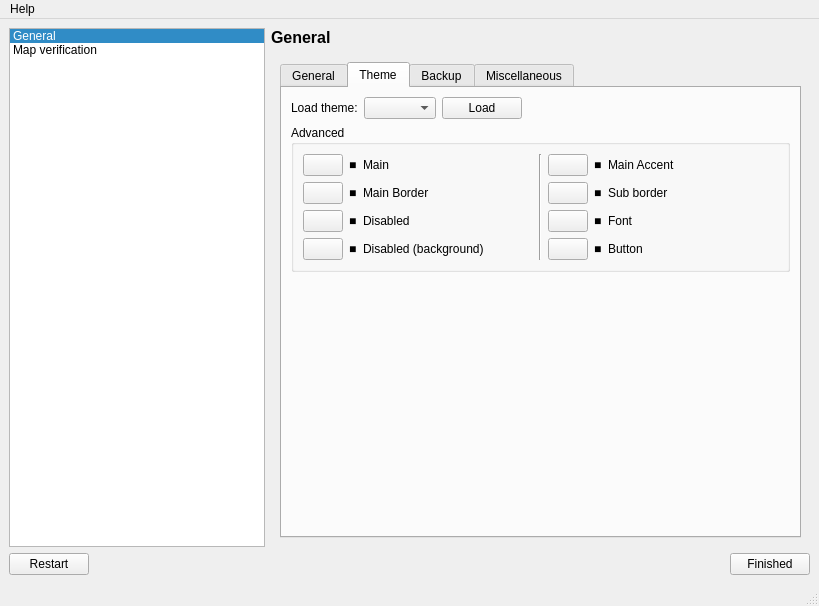
Before: the Qt Designer form OTModules/OTGeneric/wpreferences.ui in pietr26/OMSI-Tools, drawn with Qt 5.
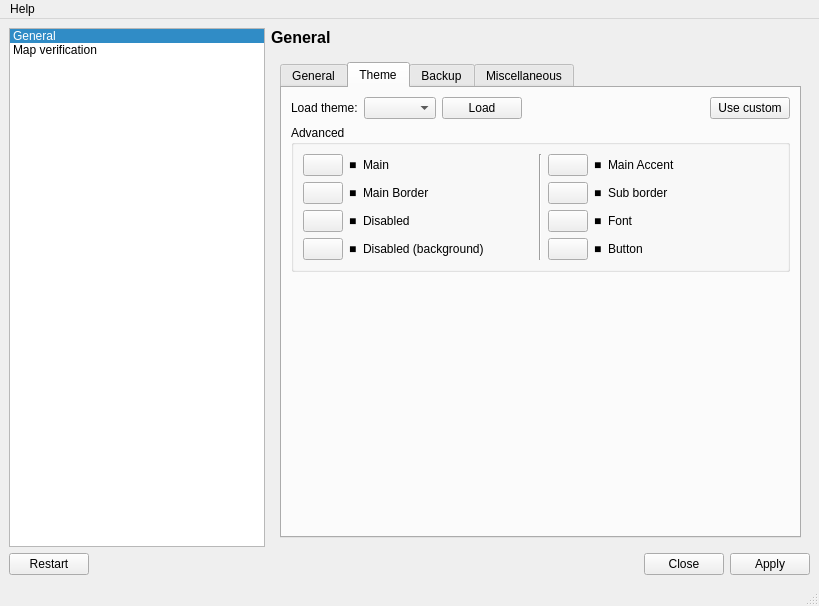
After: the same form once the commit is applied. The open tabs and pages were chosen to show the change. Icons and pictures are not drawn.

Commit message: Added save button to settings

What changed in the file:
```diff
--- a/OTModules/OTGeneric/wpreferences.ui
+++ b/OTModules/OTGeneric/wpreferences.ui
@@ -308,6 +308,17 @@
                     </property>
                    </spacer>
                   </item>
+                  <item>
+                   <widget class="QPushButton" name="btnUseCustomTheme">
+                    <property name="text">
+                     <string>Use custom</string>
+                    </property>
+                    <property name="icon">
+                     <iconset resource="../../ressources.qrc">
+                      <normaloff>:/rec/data/icons/iconBroom.svg</normaloff>:/rec/data/icons/iconBroom.svg</iconset>
+                    </property>
+                   </widget>
+                  </item>
                  </layout>
                 </item>
                 <item>
@@ -1007,11 +1018,22 @@
       <item>
        <widget class="QPushButton" name="btnClose">
         <property name="text">
-         <string>Finished</string>
+         <string>Close</string>
         </property>
         <property name="icon">
          <iconset resource="../../ressources.qrc">
-          <normaloff>:/rec/data/icons/iconCheck.svg</normaloff>:/rec/data/icons/iconCheck.svg</iconset>
+          <normaloff>:/rec/data/icons/iconDelete.svg</normaloff>:/rec/data/icons/iconDelete.svg</iconset>
+        </property>
+       </widget>
+      </item>
+      <item>
+       <widget class="QPushButton" name="btnSave">
+        <property name="text">
+         <string>Apply</string>
+        </property>
+        <property name="icon">
+         <iconset resource="../../ressources.qrc">
+          <normaloff>:/rec/data/icons/iconSave.svg</normaloff>:/rec/data/icons/iconSave.svg</iconset>
         </property>
        </widget>
       </item>
```
Left out of the diff: 2 changed lines with no effect on the pictures. The commit also changes 19 other files.
